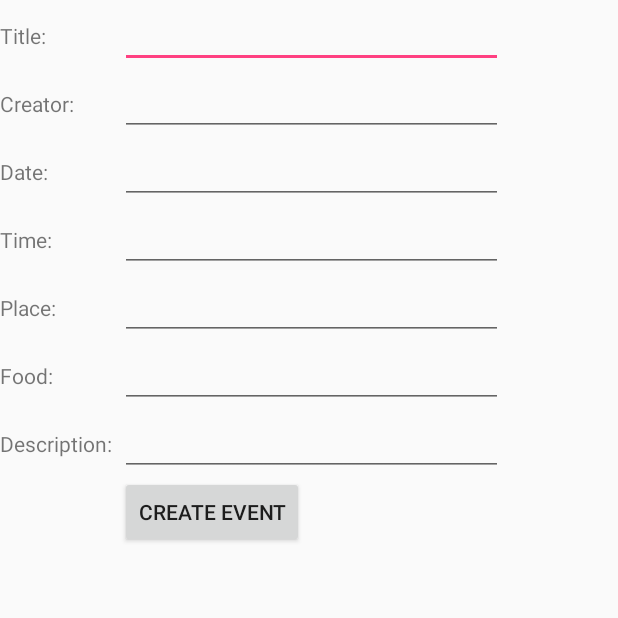
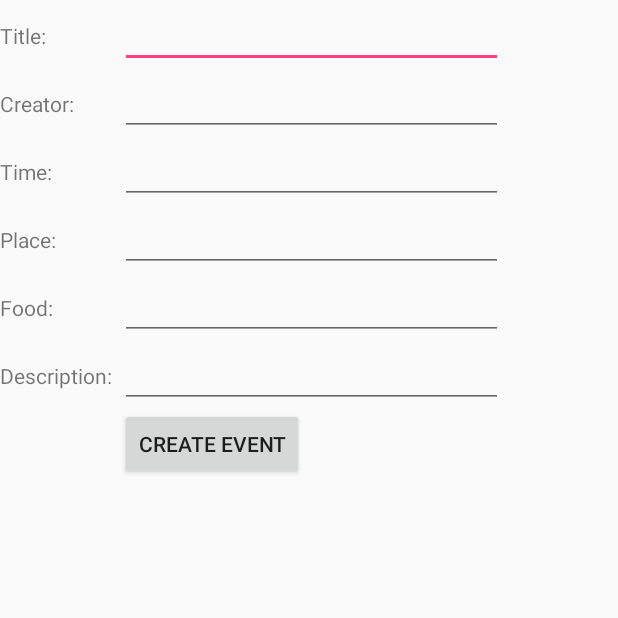
Before and after one commit to leopangchan/FreeFoodFinder, an Android app: the CreateEventScreen screen opened directly, with no data from a screen before it, on a phone screen of 412 x 824 dp, the top half of it. Run offline under Robolectric (Android 15) with nearby library versions, the phone set to English and light mode, and no system bars.

Commit message:
Add offset for markers on map to avoid overlapping and hide useless Date field in CreateEvent

```diff
--- a/app/src/main/java/com/example/yiupang/freefoodfinder/CreateEventScreen.java
+++ b/app/src/main/java/com/example/yiupang/freefoodfinder/CreateEventScreen.java
@@ -5,6 +5,7 @@ import android.os.Bundle;
 import android.view.View;
 import android.widget.Button;
 import android.widget.EditText;
+import android.widget.TextView;
 
 import java.util.ArrayList;
 import java.util.List;
@@ -23,6 +24,9 @@ public class CreateEventScreen extends AppCompatActivity {
         final List<EditText> edits = new ArrayList<>();
         final EditText titleEdit = (EditText) findViewById(R.id.creatortext);
         final EditText dateEdit = (EditText) findViewById(R.id.datetext);
+        final TextView dateView = (TextView) findViewById(R.id.dateTitle);
+        dateView.setVisibility(View.GONE);
+        dateEdit.setVisibility(View.GONE);
         final EditText timeEdit = (EditText) findViewById(R.id.timetext);
         final EditText placeEdit = (EditText) findViewById(R.id.placetext);
         final EditText foodEdit = (EditText) findViewById(R.id.foodtext);
```
Also changed, not shown: app/src/main/java/com/example/yiupang/freefoodfinder/MapScreen.java (+15 -1 lines).
